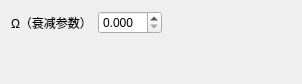
Before: the Qt Designer form src/Qui/AttenuationParameterTab.ui in stone-Glitch/IQmol-for-Chinese, drawn with Qt 5.
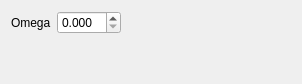
After: the same form once the commit is applied.

Commit message:
将 3 处 .ui 直改中文还原为 tr() 翻译方案
- QueueResourcesDialog.ui: CPU 数 -> CPUs, 译文移入 zh_CN.ts (CPU 数)
- AttenuationParameterTab.ui: Ω（衰减参数）-> Omega, 译文移入 zh_CN.ts
- ColorDialog.ui: 不透明度 (α) -> Alpha, 译文移入 zh_CN.ts
- 清理直改期间 lupdate 从 .ui 提取的 3 条冗余中文 source 条目 (1522->1519 条)
- 恢复英文界面回退能力: 源码保持英文原文, 中文仅在 zh_CN.qm 中
- 静态渲染验证 3 个对话框运行时中文显示正常

What changed in the file:
```diff
--- a/src/Qui/AttenuationParameterTab.ui
+++ b/src/Qui/AttenuationParameterTab.ui
@@ -19,7 +19,7 @@
      <item>
       <widget class="QLabel" name="label_test">
        <property name="text">
-        <string>Ω（衰减参数）</string>
+        <string>Omega</string>
        </property>
       </widget>
      </item>
```
The commit also changes 4 other files.
